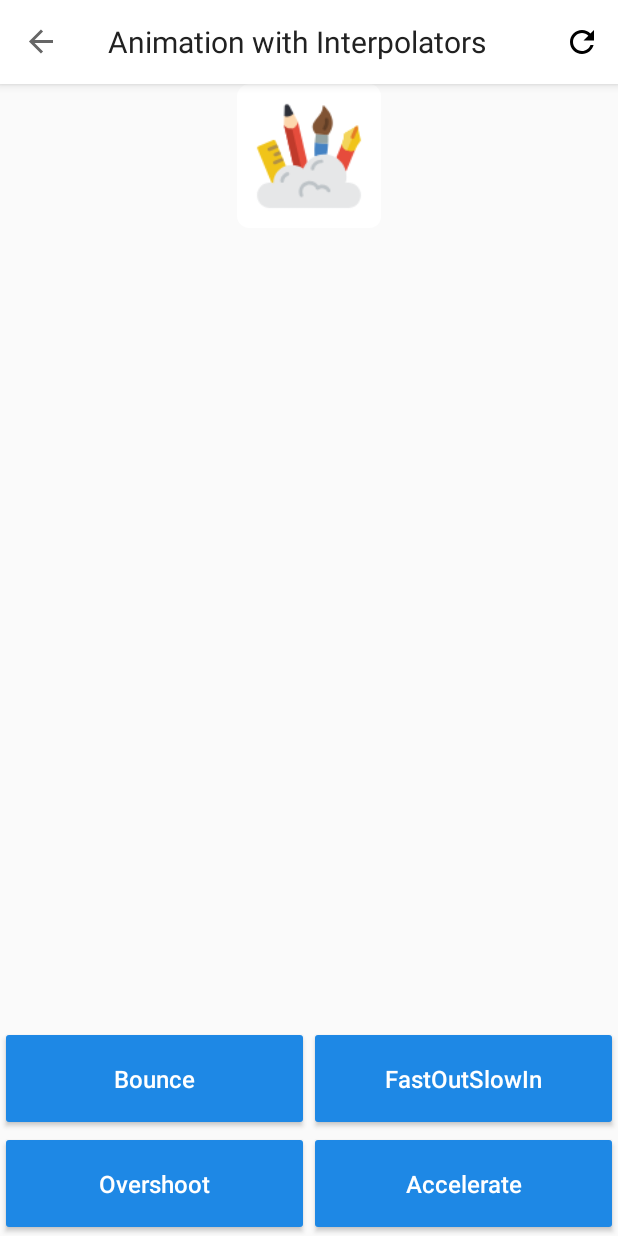
After one commit to maikotrindade/AndroidAnimationSamples, an Android app: the InterpolatorObjectAnimFragment screen opened through its navigation route, on a phone screen of 412 x 824 dp. The commit adds this screen. Run offline under Robolectric (Android 15) with nearby library versions, the phone set to English and light mode, and no system bars; our stand-ins replace navigation-ui; Roboto replaces fonts that are not available here.

Commit message:
add animation with interpolators example

```diff
--- a/app/src/main/java/io/github/maikotrindade/animationsamples/home/HomeFragment.kt
+++ b/app/src/main/java/io/github/maikotrindade/animationsamples/home/HomeFragment.kt
@@ -33,7 +33,8 @@ class HomeFragment : Fragment(), MainListOutput {
             Screen(getString(R.string.title_view_anim_xml), R.id.action_viewAnimFragment),
             Screen(getString(R.string.title_view_anim_kotlin), R.id.action_viewAnimKotlinFragment),
             Screen(getString(R.string.title_frame_anim), R.id.action_frameAnimFragment),
-            Screen(getString(R.string.title_object_animator), R.id.action_objectAnimatorFragment)
+            Screen(getString(R.string.title_object_animator), R.id.action_objectAnimatorFragment),
+            Screen(getString(R.string.title_interpolator_object_animator), R.id.action_interpolatorObjAnimFragment)
         )
 
     override fun onItemSelected(navAction: Int) {
--- a/app/src/main/res/layout/fragment_frame_animation.xml
+++ b/app/src/main/res/layout/fragment_frame_animation.xml
@@ -1,11 +1,9 @@
 <?xml version="1.0" encoding="utf-8"?>
 <androidx.constraintlayout.widget.ConstraintLayout
         xmlns:android="http://schemas.android.com/apk/res/android"
-        xmlns:tools="http://schemas.android.com/tools"
         xmlns:app="http://schemas.android.com/apk/res-auto"
         android:layout_width="match_parent"
-        android:layout_height="match_parent"
-        tools:context=".ui.ViewAnimationXMLFragment">
+        android:layout_height="match_parent">
 
     <ImageView
             android:layout_width="wrap_content"
--- a/app/src/main/res/layout/fragment_home.xml
+++ b/app/src/main/res/layout/fragment_home.xml
@@ -1,11 +1,9 @@
 <?xml version="1.0" encoding="utf-8"?>
 <androidx.constraintlayout.widget.ConstraintLayout
         xmlns:android="http://schemas.android.com/apk/res/android"
-        xmlns:tools="http://schemas.android.com/tools"
         xmlns:app="http://schemas.android.com/apk/res-auto"
         android:layout_width="match_parent"
-        android:layout_height="match_parent"
-        tools:context=".ui.ViewAnimationXMLFragment">
+        android:layout_height="match_parent">
 
     <androidx.recyclerview.widget.RecyclerView
             android:id="@+id/rv_fragments"
--- /dev/null
+++ b/app/src/main/res/layout/fragment_interpolator_object_anim.xml
@@ -0,0 +1,91 @@
+<?xml version="1.0" encoding="utf-8"?>
+<androidx.constraintlayout.widget.ConstraintLayout
+        xmlns:android="http://schemas.android.com/apk/res/android"
+        xmlns:app="http://schemas.android.com/apk/res-auto"
+        android:layout_width="match_parent"
+        android:layout_height="match_parent">
+
+    <androidx.constraintlayout.widget.ConstraintLayout
+            android:id="@+id/container_view"
+            android:layout_width="match_parent"
+            android:layout_height="0dp"
+            app:layout_constraintStart_toStartOf="parent"
+            app:layout_constraintEnd_toEndOf="parent"
+            app:layout_constraintTop_toTopOf="parent"
+            app:layout_constraintBottom_toTopOf="@+id/container_buttons">
+
+        <ImageView
+                android:layout_width="96dp"
+                android:layout_height="96dp"
+                android:id="@+id/img_animation"
+                android:src="@mipmap/ic_launcher"
+                app:layout_constraintStart_toStartOf="parent"
+                app:layout_constraintEnd_toEndOf="parent"
+                app:layout_constraintTop_toTopOf="parent"/>
+
+    </androidx.constraintlayout.widget.ConstraintLayout>
+
+    <androidx.constraintlayout.widget.ConstraintLayout
+            android:id="@+id/container_buttons"
+            android:layout_width="match_parent"
+            android:layout_height="0dp"
+            app:layout_constraintStart_toStartOf="parent"
+            app:layout_constraintEnd_toEndOf="parent"
+            app:layout_constraintBottom_toBottomOf="parent">
+
+        <Button
+                android:layout_width="0dp"
+                android:layout_height="wrap_content"
+                android:padding="24dp"
+                android:textSize="16sp"
+                android:textAllCaps="false"
+                android:id="@+id/btn_1"
+                style="@style/Widget.AppCompat.Button.Colored"
+                app:layout_constraintStart_toStartOf="parent"
+                app:layout_constraintWidth_percent=".5"
+                app:layout_constraintBottom_toTopOf="@id/btn_3"
+                android:text="@string/bounce"/>
+
+        <Button
+                android:layout_width="0dp"
+                android:layout_height="wrap_content"
+                android:padding="24dp"
+                android:textSize="16sp"
+                android:textAllCaps="false"
+                android:id="@+id/btn_2"
+                style="@style/Widget.AppCompat.Button.Colored"
+                app:layout_constraintEnd_toEndOf="parent"
+                app:layout_constraintWidth_percent=".5"
+                app:layout_constraintBottom_toTopOf="@id/btn_3"
+                app:layout_constraintBottom_toBottomOf="parent"
+                android:text="@string/fastoutslowin"/>
+
+        <Button
+                android:layout_width="0dp"
+                android:layout_height="wrap_content"
+                android:padding="24dp"
+                android:id="@+id/btn_3"
+                android:textSize="16sp"
+                android:textAllCaps="false"
+                style="@style/Widget.AppCompat.Button.Colored"
+                app:layout_constraintStart_toStartOf="parent"
+                app:layout_constraintWidth_percent=".5"
+                app:layout_constraintBottom_toBottomOf="parent"
+                android:text="@string/overshoot"/>
+
+        <Button
+                android:layout_width="0dp"
+                android:layout_height="wrap_content"
+                android:padding="24dp"
+                android:textSize="16sp"
+                android:textAllCaps="false"
+                android:id="@+id/btn_4"
+                style="@style/Widget.AppCompat.Button.Colored"
+                app:layout_constraintWidth_percent=".5"
+                app:layout_constraintEnd_toEndOf="parent"
+                app:layout_constraintBottom_toBottomOf="parent"
+                android:text="@string/accelerate"/>
+
+    </androidx.constraintlayout.widget.ConstraintLayout>
+
+</androidx.constraintlayout.widget.ConstraintLayout>
--- a/app/src/main/res/layout/fragment_object_animator.xml
+++ b/app/src/main/res/layout/fragment_object_animator.xml
@@ -1,11 +1,9 @@
 <?xml version="1.0" encoding="utf-8"?>
 <androidx.constraintlayout.widget.ConstraintLayout
         xmlns:android="http://schemas.android.com/apk/res/android"
-        xmlns:tools="http://schemas.android.com/tools"
         xmlns:app="http://schemas.android.com/apk/res-auto"
         android:layout_width="match_parent"
-        android:layout_height="match_parent"
-        tools:context=".ui.ViewAnimationXMLFragment">
+        android:layout_height="match_parent">
 
     <ImageView
             android:layout_width="80dp"
--- a/app/src/main/res/layout/fragment_view_animation.xml
+++ b/app/src/main/res/layout/fragment_view_animation.xml
@@ -1,11 +1,9 @@
 <?xml version="1.0" encoding="utf-8"?>
 <androidx.constraintlayout.widget.ConstraintLayout
         xmlns:android="http://schemas.android.com/apk/res/android"
-        xmlns:tools="http://schemas.android.com/tools"
         xmlns:app="http://schemas.android.com/apk/res-auto"
         android:layout_width="match_parent"
-        android:layout_height="match_parent"
-        tools:context=".ui.ViewAnimationXMLFragment">
+        android:layout_height="match_parent">
 
     <ImageView
             android:layout_width="80dp"
--- a/app/src/main/res/layout/fragment_view_animation_kotlin.xml
+++ b/app/src/main/res/layout/fragment_view_animation_kotlin.xml
@@ -1,11 +1,9 @@
 <?xml version="1.0" encoding="utf-8"?>
 <androidx.constraintlayout.widget.ConstraintLayout
         xmlns:android="http://schemas.android.com/apk/res/android"
-        xmlns:tools="http://schemas.android.com/tools"
         xmlns:app="http://schemas.android.com/apk/res-auto"
         android:layout_width="match_parent"
-        android:layout_height="match_parent"
-        tools:context=".ui.ViewAnimationXMLFragment">
+        android:layout_height="match_parent">
 
     <ImageView
             android:layout_width="80dp"
--- a/app/src/main/res/navigation/navigation_graph.xml
+++ b/app/src/main/res/navigation/navigation_graph.xml
@@ -23,6 +23,9 @@
         <action
                 android:id="@+id/action_objectAnimatorFragment"
                 app:destination="@id/objectAnimatorFragment"/>
+        <action
+                android:id="@+id/action_interpolatorObjAnimFragment"
+                app:destination="@id/interpolatorObjectAnimFragment"/>
     </fragment>
 
 
@@ -46,4 +49,8 @@
               tools:layout="@layout/fragment_object_animator"
               android:name="io.github.maikotrindade.animationsamples.ui.ObjectAnimatorFragment"/>
 
+    <fragment android:id="@+id/interpolatorObjectAnimFragment"
+              android:label="@string/title_interpolator_object_animator"
+              tools:layout="@layout/fragment_interpolator_object_anim"
+              android:name="io.github.maikotrindade.animationsamples.ui.InterpolatorObjectAnimFragment"/>
 </navigation>
--- a/app/src/main/res/values/strings.xml
+++ b/app/src/main/res/values/strings.xml
@@ -6,10 +6,15 @@
     <string name="title_view_anim_kotlin">View Animation with Kotlin</string>
     <string name="title_frame_anim">Frame Animation</string>
     <string name="title_object_animator">Animation via Object Animator and Animator Set</string>
+    <string name="title_interpolator_object_animator">Animation with Interpolators</string>
     <string name="reload">Reload</string>
     <string name="reload_screen">Reloading screen…</string>
     <string name="start">Start</string>
     <string name="stop">Stop</string>
     <string name="play_together">Play Together</string>
     <string name="sequentially">Sequentially</string>
+    <string name="bounce">Bounce</string>
+    <string name="overshoot">Overshoot</string>
+    <string name="accelerate">Accelerate</string>
+    <string name="fastoutslowin">FastOutSlowIn</string>
 </resources>
```
Also changed, not shown: app/src/main/java/io/github/maikotrindade/animationsamples/ui/InterpolatorObjectAnimFragment.kt (added, +104 -0 lines).
